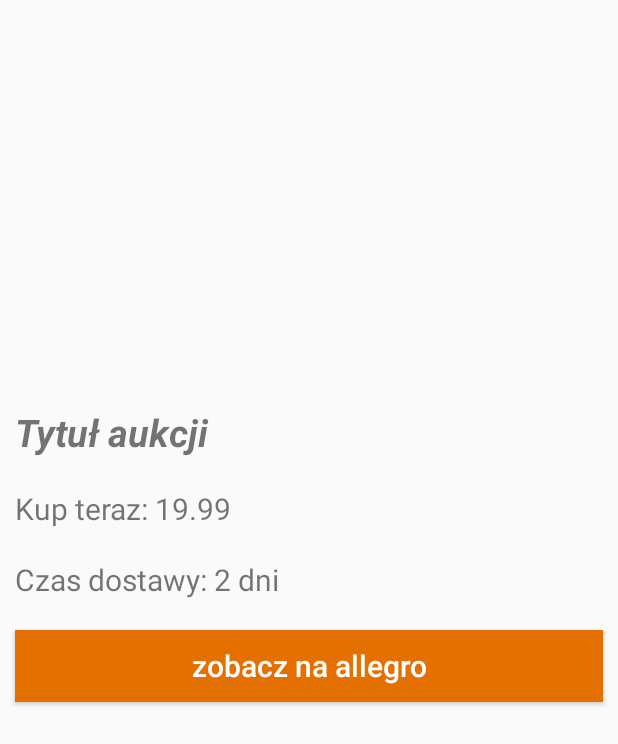
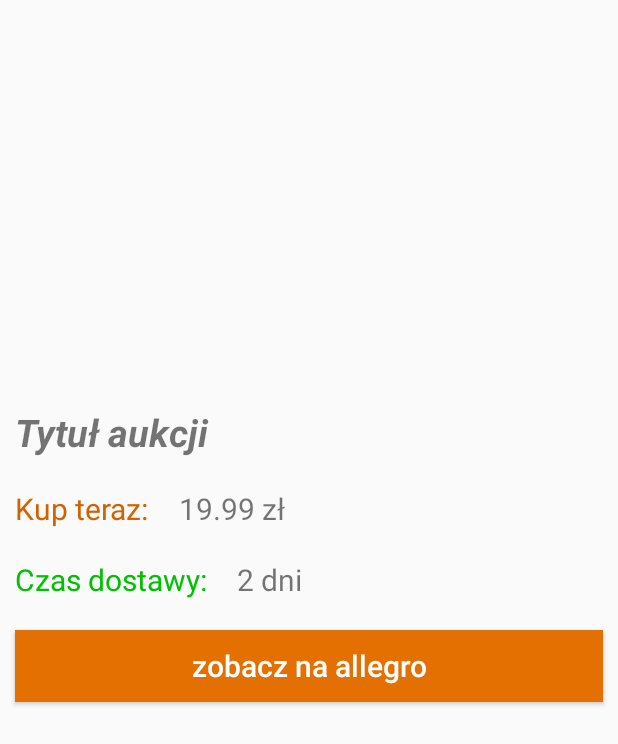
Before and after one commit to niezocha/wwa-team10, an Android app: the layout single_item_layout.xml on its own in the app's theme, with its tools: preview values and no code run, on a phone screen of 412 x 824 dp. Shown: the top 744 px of the screen. Run offline under Robolectric (Android 15) with nearby library versions, the phone set to English and light mode, and no system bars; network calls fail.

```diff
--- a/app/src/main/java/com/github/braincode17/giftapp/MainActivity.java
+++ b/app/src/main/java/com/github/braincode17/giftapp/MainActivity.java
@@ -132,7 +132,6 @@ public class MainActivity extends AppCompatActivity implements OnItemClick {
                 }
             });
         } else if (item.getItemId() == R.id.search_price) {
-            Log.d("menu_item", "wybór ceny");
             setSpinner(queryGenerator.getPrices(), spinnerPrice);
             spinnerPrice.setOnItemSelectedListener(new AdapterView.OnItemSelectedListener() {
                 private String priceSelected;
@@ -151,7 +150,6 @@ public class MainActivity extends AppCompatActivity implements OnItemClick {
                 }
             });
         } else if (item.getItemId() == R.id.search_sorting) {
-            Log.d("menu_item", "wybór kolejności");
             setSpinner(queryGenerator.getSorting(), spinnerSort);
             spinnerSort.setOnItemSelectedListener(new AdapterView.OnItemSelectedListener() {
                 private String sortSelected;
--- a/app/src/main/java/com/github/braincode17/giftapp/QueryGenerator.java
+++ b/app/src/main/java/com/github/braincode17/giftapp/QueryGenerator.java
@@ -108,13 +108,13 @@ public class QueryGenerator {
         return map;
     }
 
-    public void updateQuery(){
+    public void updateQuery() {
         setTag();
         setPrice();
         setSort();
     }
 
-    public void clearQuery(){
+    public void clearQuery() {
         setTagSelected("inspirującego");
         setPriceSelected("dowolnej kwoty");
         setSortSelected("losowo");
--- a/app/src/main/java/com/github/braincode17/giftapp/SerchRusultAdapter.java
+++ b/app/src/main/java/com/github/braincode17/giftapp/SerchRusultAdapter.java
@@ -35,7 +35,7 @@ public class SerchRusultAdapter extends RecyclerView.Adapter<RecyclerView.ViewHo
     public void onBindViewHolder(RecyclerView.ViewHolder holder, int position) {
         BaseSearchResult currentResult = list.get(position);
         MyViewHolder myViewHolder = (MyViewHolder) holder;
-        myViewHolder.price.setText(String.valueOf(currentResult.getItemPrice()));
+        myViewHolder.price.setText(String.valueOf(currentResult.getItemPrice())+" zł");
         Glide.with(myViewHolder.image.getContext()).load(currentResult.getItemImage()).into(myViewHolder.image);
         myViewHolder.itemView.setOnClickListener(new View.OnClickListener() {
             @Override
--- a/app/src/main/res/layout/single_item_layout.xml
+++ b/app/src/main/res/layout/single_item_layout.xml
@@ -21,13 +21,39 @@
         android:textStyle="bold|italic"
         tools:text="Tytuł aukcji" />
 
+    <LinearLayout
+        android:orientation="horizontal"
+        android:layout_width="match_parent"
+        android:layout_height="wrap_content">
+
+        <TextView
+            android:text="Kup teraz:"
+            android:textColor="@color/colorPrimaryDark"
+            android:layout_margin="10dp"
+            android:textSize="20sp"
+            android:layout_width="wrap_content"
+            android:layout_height="wrap_content" />
         <TextView
             android:id="@+id/item_price"
             android:layout_width="wrap_content"
             android:layout_height="wrap_content"
             android:layout_margin="10dp"
             android:textSize="20sp"
-        tools:text="Kup teraz: 19.99" />
+            tools:text="19.99 zł" />
+
+    </LinearLayout>
+
+    <LinearLayout
+        android:layout_width="match_parent"
+        android:layout_height="wrap_content">
+
+        <TextView
+            android:text="Czas dostawy:"
+            android:layout_margin="10dp"
+            android:textSize="20sp"
+            android:textColor="@color/colorAccent"
+            android:layout_width="wrap_content"
+            android:layout_height="wrap_content" />
 
         <TextView
             android:id="@+id/item_shippingtime"
@@ -35,7 +61,9 @@
             android:layout_height="wrap_content"
             android:layout_margin="10dp"
             android:textSize="20sp"
-        tools:text="Czas dostawy: 2 dni" />
+            tools:text="2 dni" />
+
+    </LinearLayout>
 
     <Button
         android:id="@+id/allegro_button"
```
Also changed, not shown: app/src/main/java/com/github/braincode17/giftapp/singleItem/SingleItemActivity.java (+4 -4 lines), app/src/main/res/layout/listing_item_layout.xml (+5 -16 lines). Lines whose indentation alone changed are shown as unchanged.
